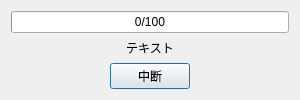
Old version of the form progress_dialog.ui in the repository raw-slnc/morizon_next.
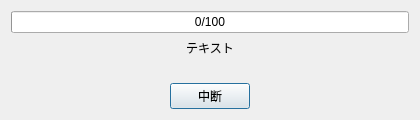
New version of the form.

The edit to the form file:
```diff
--- a/progress_dialog.ui
+++ b/progress_dialog.ui
@@ -6,13 +6,13 @@
    <rect>
     <x>0</x>
     <y>0</y>
-    <width>300</width>
-    <height>87</height>
+    <width>420</width>
+    <height>100</height>
    </rect>
   </property>
   <property name="minimumSize">
    <size>
-    <width>300</width>
+    <width>420</width>
     <height>0</height>
    </size>
   </property>
@@ -52,6 +52,22 @@
      </property>
      <property name="alignment">
       <set>Qt::AlignCenter</set>
+     </property>
+     <property name="wordWrap">
+      <bool>true</bool>
+     </property>
+    </widget>
+   </item>
+   <item>
+    <widget class="QLabel" name="detailLabel">
+     <property name="text">
+      <string/>
+     </property>
+     <property name="alignment">
+      <set>Qt::AlignCenter</set>
+     </property>
+     <property name="wordWrap">
+      <bool>true</bool>
      </property>
     </widget>
    </item>
```
